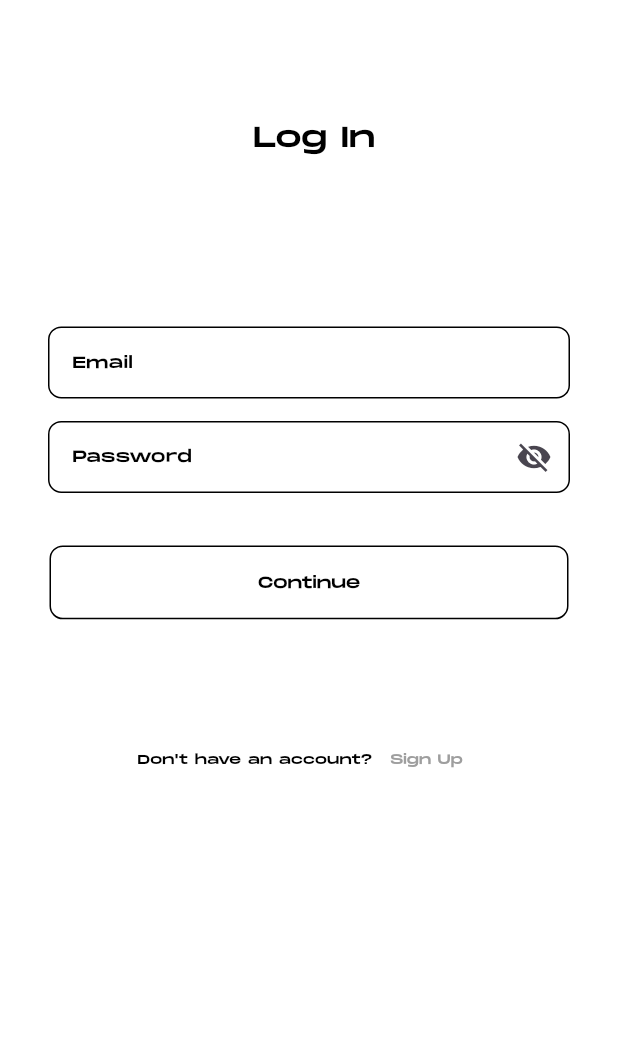
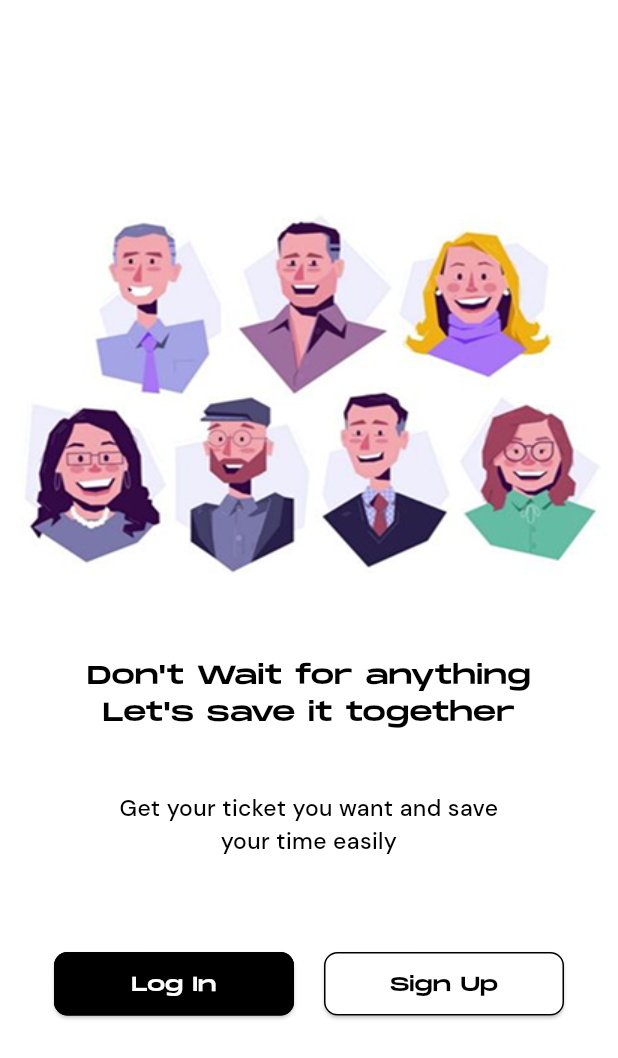
Before and after one commit to nidhin29/Qflow, a Flutter app: the screen it shows after launch, on a phone screen of 412 x 824 dp. Shown: the top 1058 px of the screen. Run offline on Flutter 3.47's test engine with Material 3 defaults, Android fonts, the phone set to English and light mode, and no system bars; our stand-ins replace bloc, dartz, dio, firebase_core, firebase_messaging, flutter_bloc and 9 more; accounts and stored records are empty.

Commit message:
some modifications made

```diff
--- a/lib/Presentation/Auth/sign_in.dart
+++ b/lib/Presentation/Auth/sign_in.dart
@@ -3,7 +3,6 @@ import 'dart:developer';
 import 'package:flutter/material.dart';
 import 'package:flutter_bloc/flutter_bloc.dart';
 import 'package:flutter_screenutil/flutter_screenutil.dart';
-import 'package:hospital/Application/loggedin/loggedin_cubit.dart';
 import 'package:hospital/Domain/Failure/failure.dart';
 import 'package:hospital/Presentation/Auth/notification.dart';
 import 'package:hospital/Presentation/Auth/sign_up.dart';
@@ -25,24 +24,10 @@ class SignInScreen extends StatelessWidget {
 
   @override
   Widget build(BuildContext context) {
-    WidgetsBinding.instance.addPostFrameCallback((_) {
-      NotificationHandle().requestNotificationPermission();
-      BlocProvider.of<LoggedinCubit>(context).isLoggedIn();
-    });
     return Scaffold(
       resizeToAvoidBottomInset: false,
       backgroundColor: const Color.fromRGBO(255, 255, 255, 1),
-      body: BlocListener<LoggedinCubit, LoggedinState>(
-        listener: (context, state) {
-          if (state.value) {
-            Navigator.of(context).pushAndRemoveUntil(MaterialPageRoute(
-              builder: (context) =>  MainScreen(),
-
-            ),(route) => false
-            );
-          }
-        },
-        child: BlocConsumer<SigninCubit, SigninState>(
+      body: BlocConsumer<SigninCubit, SigninState>(
         listener: (context, state) {
           state.isFailureOrSuccess.fold(
               () => null,
@@ -279,7 +264,6 @@ class SignInScreen extends StatelessWidget {
           );
         },
       ),
-      ),
     );
   }
 }
--- /dev/null
+++ b/lib/Presentation/Auth/start.dart
@@ -0,0 +1,80 @@
+import 'package:flutter/material.dart';
+import 'package:flutter_screenutil/flutter_screenutil.dart';
+import 'package:google_fonts/google_fonts.dart';
+import 'package:hospital/Presentation/Auth/sign_in.dart';
+import 'package:hospital/Presentation/Auth/sign_up.dart';
+import 'package:hospital/Presentation/common/auth_button.dart';
+import 'package:hospital/constants/const.dart';
+
+
+class StartPage extends StatelessWidget {
+  const StartPage({super.key});
+
+  @override
+  Widget build(BuildContext context) {
+    return Scaffold(
+        backgroundColor: const Color.fromRGBO(255, 255, 255, 1),
+        body: Column(
+          children: [
+            kheight100,
+            kheight20,
+            kwidth5,
+            Container(
+              height: 309.22.h,
+              decoration: const BoxDecoration(
+                image: DecorationImage(
+                  image: AssetImage('assets/icon/start.png'),
+                  fit: BoxFit.fill,
+                ),
+              ),
+            ),
+            kheight20,
+            kheight20,
+            Text('Don\'t Wait for anything\nLet\'s save it together',
+                textAlign: TextAlign.center,
+                style: TextStyle(
+                    fontSize: 19.5.sp,
+                    fontWeight: FontWeight.w400,
+                    color: Colors.black)),
+            kheight20,
+            kheight20,
+            Text(
+              'Get your ticket you want and save\nyour time easily',
+              textAlign: TextAlign.center,
+              style: GoogleFonts.dmSans(
+                  fontSize: 17.sp,
+                  fontWeight: FontWeight.w500,
+                  color: Colors.black),
+            ),
+            kheight20,
+            kheight20,
+            kheight10,
+            kheight10,
+            Row(
+              mainAxisAlignment: MainAxisAlignment.center,
+              children: [
+                ToggleAuthButtonWidget(
+                  'Sign In',
+                  title: 'Log In',
+                  onPressed: () {
+                    Navigator.of(context).push(MaterialPageRoute(
+                        builder: (context) =>  SignInScreen()));
+                  },
+                ),
+                kwidth5,
+                kwidth5,
+                kwidth5,
+                kwidth5,
+                ToggleAuthButtonWidget(
+                  'Sign Up',
+                    title: 'Sign Up',
+                    onPressed: () {
+                      Navigator.of(context).push(MaterialPageRoute(
+                          builder: (context) => const SignUpScreen()));
+                    })
+              ],
+            )
+          ],
+        ));
+  }
+}
--- a/lib/main.dart
+++ b/lib/main.dart
@@ -14,7 +14,7 @@ import 'package:hospital/Application/profile/profile_cubit.dart';
 
 import 'package:hospital/Application/signin/signin_cubit.dart';
 import 'package:hospital/Application/signup/signup_cubit.dart';
-import 'package:hospital/Presentation/Auth/sign_in.dart';
+import 'package:hospital/Presentation/Splash/splash.dart';
 import 'package:hospital/core/injectable/injectable.dart';
 import 'package:hospital/firebase_options.dart';
 import 'package:injectable/injectable.dart';
@@ -71,9 +71,9 @@ class MyApp extends StatelessWidget {
           ),
         ],
         child: MaterialApp(
-          title: 'Hospital',
+          title: 'Q Flow',
           debugShowCheckedModeBanner: false,
-          home: SignInScreen(),
+          home: SplashScreen(),
           theme: ThemeData(
             progressIndicatorTheme:
                 ProgressIndicatorThemeData(color: Colors.blue),
--- a/pubspec.yaml
+++ b/pubspec.yaml
@@ -73,6 +73,7 @@ flutter:
     - assets/icon/ticket.png
     - assets/icon/home.png
     - assets/icon/start.png
+    - assets/icon/icon.png
     - assets/icon/search.png
     - assets/icon/search1.png
     - assets/icon/noapp.jpg
```
Also changed, not shown: lib/Presentation/Splash/splash.dart (added, +112 -0 lines), assets/icon/icon.png (added), 5 other files. Lines whose indentation alone changed are shown as unchanged.
